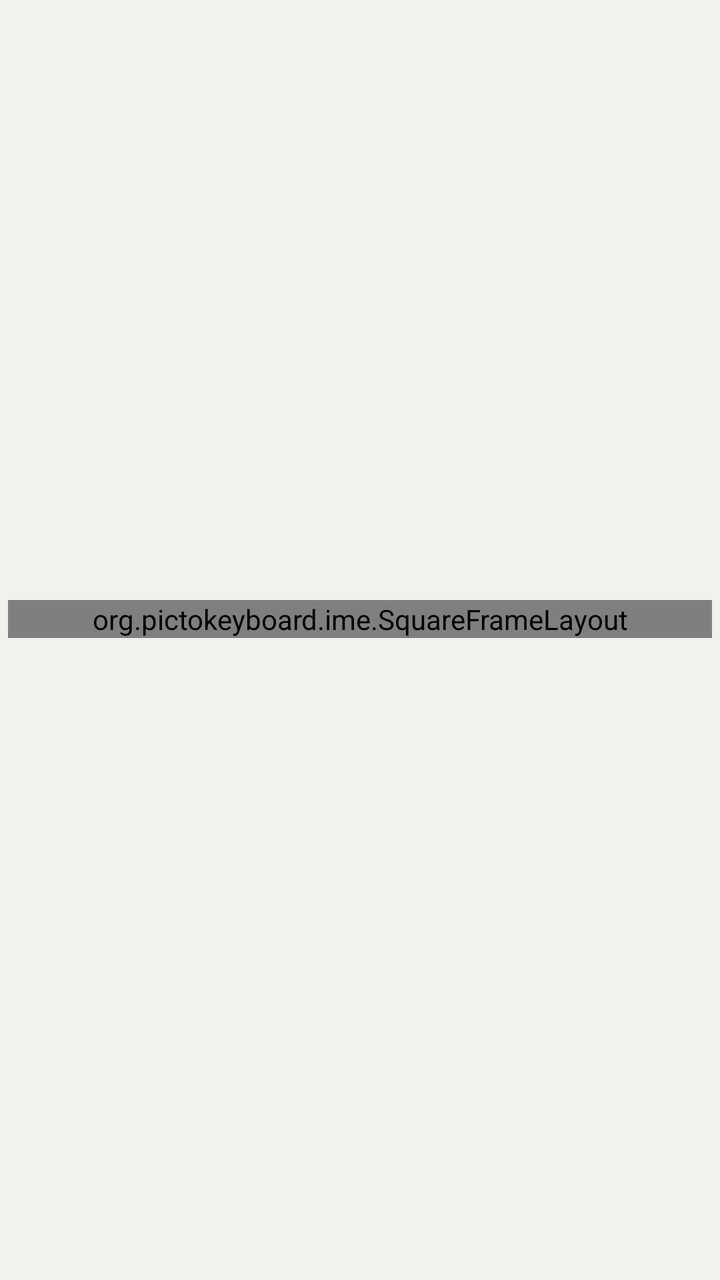
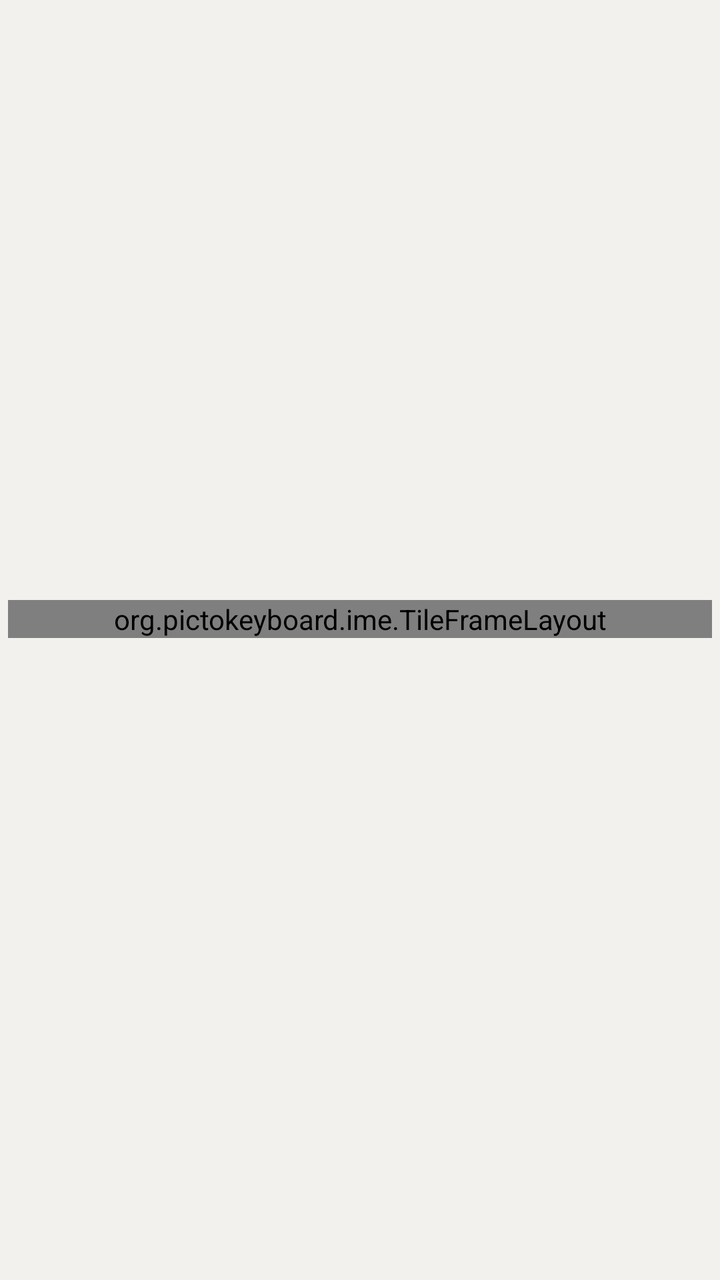

Before-and-after screenshots of an Android layout around one commit, followed by the original layout XML and the change that was made.
<!-- AndroidManifest.xml: application theme Theme.PictoKeyboard -->
<!-- res/layout/item_picto.xml -->
<?xml version="1.0" encoding="utf-8"?>
<LinearLayout xmlns:android="http://schemas.android.com/apk/res/android"
    android:id="@+id/picto_root"
    android:layout_width="match_parent"
    android:layout_height="wrap_content"
    android:gravity="center"
    android:orientation="vertical"
    android:padding="4dp">

    <org.pictokeyboard.ime.SquareFrameLayout
        android:id="@+id/picto_tile"
        android:layout_width="match_parent"
        android:layout_height="wrap_content">

        <ImageView
            android:id="@+id/picto_image"
            android:layout_width="match_parent"
            android:layout_height="match_parent"
            android:contentDescription="@null"
            android:padding="8dp"
            android:scaleType="fitCenter" />
    </org.pictokeyboard.ime.SquareFrameLayout>

    
    <TextView
        android:id="@+id/picto_label"
        android:layout_width="match_parent"
        android:layout_height="wrap_content"
        android:layout_marginTop="4dp"
        android:fontFamily="@font/atkinson_hyperlegible"
        android:gravity="center"
        android:textColor="@color/ink"
        android:textSize="14sp"
        android:textStyle="bold" />
</LinearLayout>
<!-- resources referenced by this layout -->
<resources>
  <color name="ink">#FF191713</color>
  <style name="Theme.PictoKeyboard" parent="Theme.Material3.DayNight.NoActionBar">
          <item name="android:windowBackground">@color/paper</item>
      </style>
  <color name="paper">#FFF3F1ED</color>
</resources>

<!-- the commit's change to res/layout/item_picto.xml (unified diff, before → after) -->
@@ -7,7 +7,7 @@
     android:orientation="vertical"
     android:padding="4dp">
 
-    <org.pictokeyboard.ime.SquareFrameLayout
+    <org.pictokeyboard.ime.TileFrameLayout
         android:id="@+id/picto_tile"
         android:layout_width="match_parent"
         android:layout_height="wrap_content">
@@ -19,7 +19,7 @@
             android:contentDescription="@null"
             android:padding="8dp"
             android:scaleType="fitCenter" />
-    </org.pictokeyboard.ime.SquareFrameLayout>
+    </org.pictokeyboard.ime.TileFrameLayout>
 
     
     <TextView
